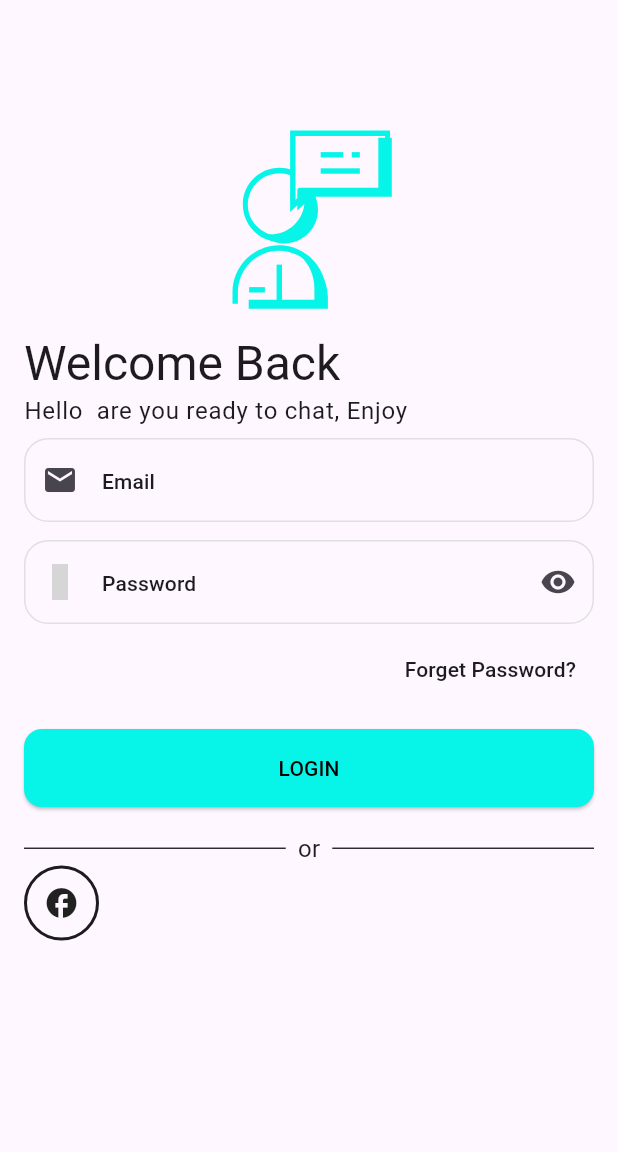
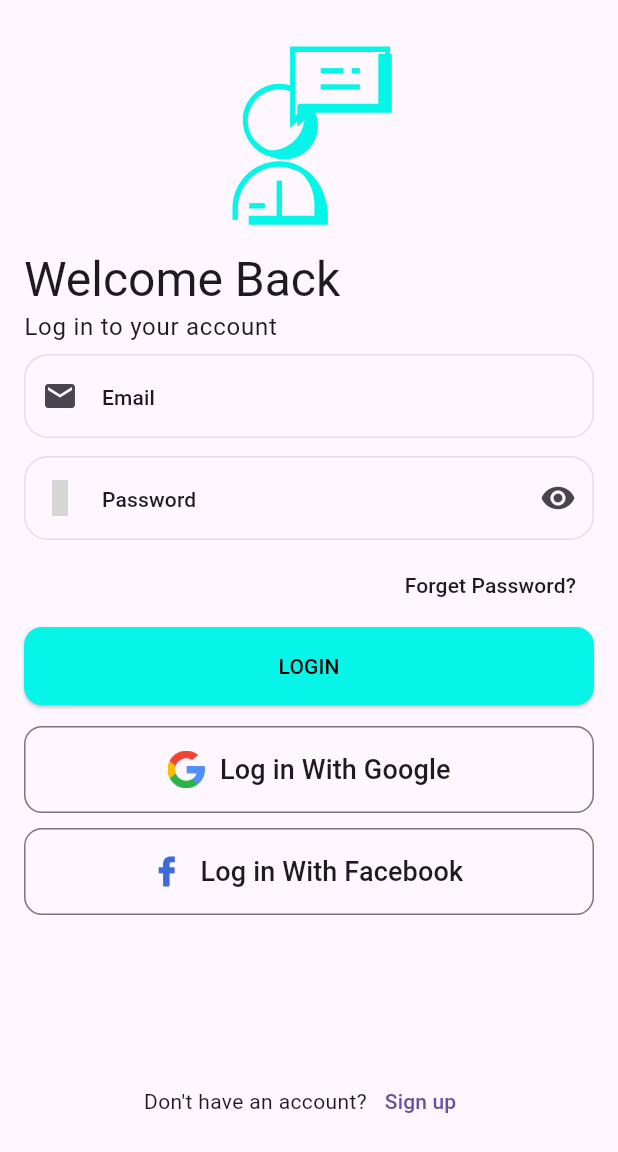
Before and after one commit to mohameddefalaa/Chat_App, a Flutter app: the screen it shows after launch, on a phone screen of 412 x 824 dp. Shown: the top 1152 px of the screen. Run offline on Flutter 3.47's test engine with Material 3 defaults, Android fonts, the phone set to English and light mode, and no system bars; our stand-ins replace flutter_svg, iconsax; grey boxes are pictures that could not be loaded.

Commit message:
finish  log in screen

```diff
--- a/chatapp/lib/Views/Login_View.dart
+++ b/chatapp/lib/Views/Login_View.dart
@@ -1,8 +1,10 @@
 import 'package:chatapp/Widgets/Buttones/elevated_button.dart';
 import 'package:chatapp/Widgets/Buttones/outlined_button.dart';
 import 'package:chatapp/Widgets/Buttones/text_button.dart';
+import 'package:chatapp/Widgets/Custom_form.dart';
 import 'package:chatapp/Widgets/Custome_line.dart';
 import 'package:chatapp/Widgets/custome_text_field.dart';
+import 'package:chatapp/Widgets/social;_media.dart';
 import 'package:chatapp/constant.dart';
 import 'package:chatapp/helpers/get_App_icon.dart';
 import 'package:flutter/material.dart';
@@ -25,7 +27,7 @@ class _Login_ViewState extends State<Login_View> {
   @override
   Widget build(BuildContext context) {
     return Scaffold(
-      appBar: AppBar(),
+      // appBar: AppBar(),
       body: SingleChildScrollView(
         child: Padding(
           padding: const EdgeInsets.all(16),
@@ -43,31 +45,21 @@ class _Login_ViewState extends State<Login_View> {
                 style: Theme.of(context).textTheme.headlineLarge,
               ),
               Text(
-                'Hello  are you ready to chat, Enjoy ',
+                'Log in to your account ',
                 style: Theme.of(context).textTheme.bodyLarge,
               ),
               custome_form(
                   emailcontrller: emailcontrller,
                   passcontroller: passcontroller),
-
-              // const outlined_button(),
-              const Custome_line(),
+              const Social_media_obtions(),
+              const SizedBox(
+                height: 100,
+              ),
               Row(
+                mainAxisAlignment: MainAxisAlignment.center,
                 children: [
-                  Container(
-                    width: 50,
-                    height: 50,
-                    decoration: BoxDecoration(
-                      color: Theme.of(context).colorScheme.background,
-                      shape: BoxShape.circle,
-                      border: Border.all(
-                          width: 2,
-                          color: Theme.of(context).colorScheme.onBackground),
-                    ),
-                    child: ClipOval(
-                      child: Icon(Icons.facebook_outlined),
-                    ),
-                  ),
+                  const Text("Don't have an account?"),
+                  TextButton(onPressed: () {}, child: const Text('Sign up'))
                 ],
               )
             ],
@@ -77,57 +69,3 @@ class _Login_ViewState extends State<Login_View> {
     );
   }
 }
-
-class custome_form extends StatelessWidget {
-  custome_form({
-    super.key,
-    required this.emailcontrller,
-    required this.passcontroller,
-  });
-
-  final TextEditingController emailcontrller;
-  final TextEditingController passcontroller;
-
-  @override
-  final formkey = GlobalKey<FormState>();
-  Widget build(BuildContext context) {
-    return Form(
-      key: formkey,
-      child: Column(
-        children: [
-          custome_textFormField(
-            hideicon: false,
-            ishidetext: false,
-            controller: emailcontrller,
-            hintText: 'Email ',
-            customeicon: Icon(Icons.email),
-          ),
-          custome_textFormField(
-            ishidetext: true,
-            controller: passcontroller,
-            hideicon: true,
-            hintText: 'Password ',
-            customeicon: Icon(Iconsax.password_check),
-          ),
-          const Row(
-            mainAxisAlignment: MainAxisAlignment.end,
-            children: [
-              text_button(),
-            ],
-          ),
-          Padding(
-            padding: const EdgeInsets.symmetric(vertical: 16.0),
-            child: elevated_button(
-              onpresed: () {
-                if (formkey.currentState!.validate()) {
-                  print('done');
-                }
-                ;
-              },
-            ),
-          ),
-        ],
-      ),
-    );
-  }
-}
--- a/chatapp/lib/Widgets/Buttones/outlined_button.dart
+++ b/chatapp/lib/Widgets/Buttones/outlined_button.dart
@@ -1,10 +1,14 @@
 import 'package:flutter/material.dart';
 
 class outlined_button extends StatelessWidget {
-  const outlined_button({
-    super.key,
-  });
-
+  const outlined_button(
+      {super.key,
+      required this.image,
+      required this.text,
+      required this.onpresed});
+  final String text;
+  final String image;
+  final void Function() onpresed;
   @override
   Widget build(BuildContext context) {
     return OutlinedButton(
@@ -15,10 +19,28 @@ class outlined_button extends StatelessWidget {
         ),
       ),
       onPressed: () {},
-      child: Center(
-        child: Text(
-          ' Create An Account',
-          style: TextStyle(color: Theme.of(context).colorScheme.onBackground),
+      child: Padding(
+        padding: const EdgeInsets.symmetric(horizontal: 8.0),
+        child: Row(
+          mainAxisAlignment: MainAxisAlignment.center,
+          children: [
+            Image.asset(
+              image,
+              height: 25,
+              width: 25,
+            ),
+            SizedBox(
+              width: 10,
+            ),
+            Center(
+              child: Text(
+                text,
+                style: TextStyle(
+                    color: Theme.of(context).colorScheme.onBackground,
+                    fontSize: 18),
+              ),
+            ),
+          ],
         ),
       ),
     );
--- /dev/null
+++ b/chatapp/lib/Widgets/Custom_form.dart
@@ -0,0 +1,59 @@
+import 'package:chatapp/Widgets/Buttones/elevated_button.dart';
+import 'package:chatapp/Widgets/Buttones/text_button.dart';
+import 'package:chatapp/Widgets/custome_text_field.dart';
+import 'package:flutter/material.dart';
+import 'package:iconsax/iconsax.dart';
+
+class custome_form extends StatelessWidget {
+  custome_form({
+    super.key,
+    required this.emailcontrller,
+    required this.passcontroller,
+  });
+
+  final TextEditingController emailcontrller;
+  final TextEditingController passcontroller;
+
+  @override
+  final formkey = GlobalKey<FormState>();
+  Widget build(BuildContext context) {
+    return Form(
+      key: formkey,
+      child: Column(
+        children: [
+          custome_textFormField(
+            hideicon: false,
+            ishidetext: false,
+            controller: emailcontrller,
+            hintText: 'Email ',
+            customeicon: Icon(Icons.email),
+          ),
+          custome_textFormField(
+            ishidetext: true,
+            controller: passcontroller,
+            hideicon: true,
+            hintText: 'Password ',
+            customeicon: Icon(Iconsax.password_check),
+          ),
+          const Row(
+            mainAxisAlignment: MainAxisAlignment.end,
+            children: [
+              text_button(),
+            ],
+          ),
+          Padding(
+            padding: const EdgeInsets.symmetric(vertical: 4.0),
+            child: elevated_button(
+              onpresed: () {
+                if (formkey.currentState!.validate()) {
+                  print('done');
+                }
+                ;
+              },
+            ),
+          ),
+        ],
+      ),
+    );
+  }
+}
--- /dev/null
+++ b/chatapp/lib/Widgets/social;_media.dart
@@ -0,0 +1,32 @@
+import 'package:chatapp/Widgets/Buttones/outlined_button.dart';
+import 'package:flutter/material.dart';
+
+class Social_media_obtions extends StatelessWidget {
+  const Social_media_obtions({
+    super.key,
+  });
+
+  @override
+  Widget build(BuildContext context) {
+    return Column(
+      children: [
+        const SizedBox(
+          height: 10,
+        ),
+        outlined_button(
+          onpresed: () {},
+          text: 'Log in With Google',
+          image: 'assets/icons/search.png',
+        ),
+        const SizedBox(
+          height: 10,
+        ),
+        outlined_button(
+          onpresed: () {},
+          text: 'Log in With Facebook ',
+          image: 'assets/icons/facebook.png',
+        ),
+      ],
+    );
+  }
+}
```
